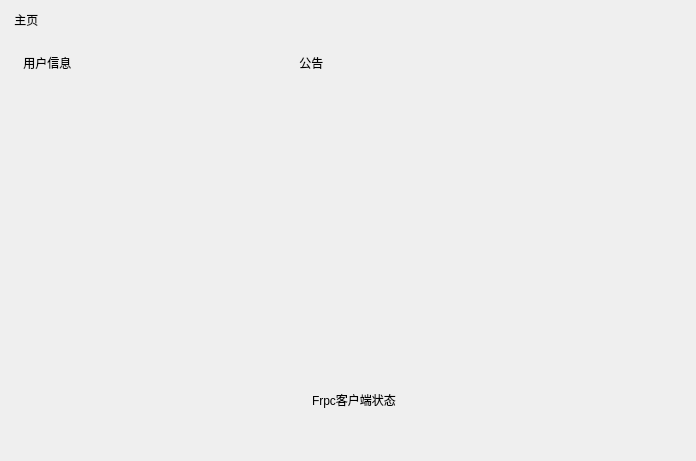
Qt form QtUI/HomePage.ui (LxHTT/MEFrp-Launcher-Qt) before a commit.
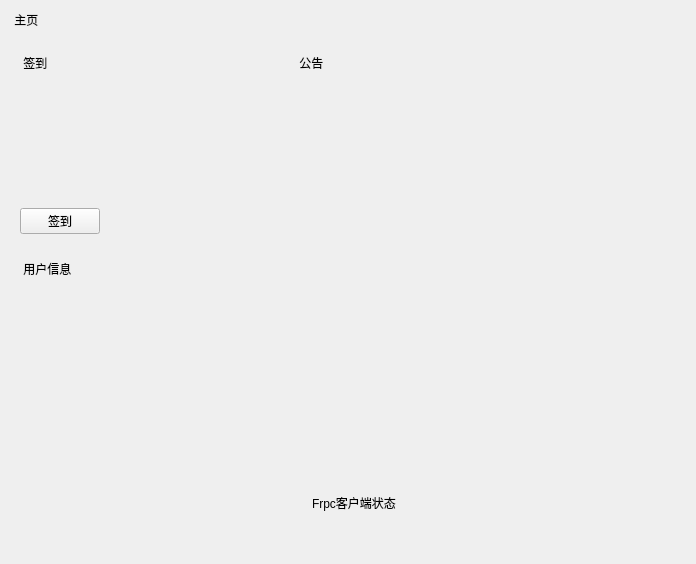
The same form after that commit. Custom widgets are drawn as their Qt base class.

Commit message: Add | user sign

Patch:
```diff
--- a/QtUI/HomePage.ui
+++ b/QtUI/HomePage.ui
@@ -7,7 +7,7 @@
     <x>0</x>
     <y>0</y>
     <width>696</width>
-    <height>461</height>
+    <height>564</height>
    </rect>
   </property>
   <property name="windowTitle">
@@ -30,6 +30,59 @@
      </property>
     </spacer>
    </item>
+   <item row="7" column="1">
+    <widget class="OutlinedCardWidget" name="frpcStatusWidget">
+     <property name="sizePolicy">
+      <sizepolicy hsizetype="Expanding" vsizetype="Fixed">
+       <horstretch>0</horstretch>
+       <verstretch>0</verstretch>
+      </sizepolicy>
+     </property>
+     <property name="minimumSize">
+      <size>
+       <width>0</width>
+       <height>100</height>
+      </size>
+     </property>
+     <property name="maximumSize">
+      <size>
+       <width>16777215</width>
+       <height>100</height>
+      </size>
+     </property>
+     <layout class="QHBoxLayout" name="frpcStatusLayout">
+      <property name="leftMargin">
+       <number>25</number>
+      </property>
+      <item>
+       <widget class="SubtitleLabel" name="frpcStatusTitle">
+        <property name="sizePolicy">
+         <sizepolicy hsizetype="Fixed" vsizetype="Fixed">
+          <horstretch>0</horstretch>
+          <verstretch>0</verstretch>
+         </sizepolicy>
+        </property>
+        <property name="text">
+         <string>Frpc客户端状态</string>
+        </property>
+       </widget>
+      </item>
+      <item>
+       <widget class="BodyLabel" name="frpcStatusContent">
+        <property name="sizePolicy">
+         <sizepolicy hsizetype="Expanding" vsizetype="Expanding">
+          <horstretch>0</horstretch>
+          <verstretch>0</verstretch>
+         </sizepolicy>
+        </property>
+        <property name="text">
+         <string/>
+        </property>
+       </widget>
+      </item>
+     </layout>
+    </widget>
+   </item>
    <item row="0" column="0">
     <widget class="TitleLabel" name="TitleLabel">
      <property name="sizePolicy">
@@ -43,30 +96,35 @@
      </property>
     </widget>
    </item>
-   <item row="2" column="1">
-    <widget class="OutlinedCardWidget" name="announcementWidget">
+   <item row="2" column="0">
+    <widget class="OutlinedCardWidget" name="userSignWidget">
      <property name="sizePolicy">
-      <sizepolicy hsizetype="Expanding" vsizetype="Expanding">
+      <sizepolicy hsizetype="Fixed" vsizetype="Fixed">
        <horstretch>0</horstretch>
        <verstretch>0</verstretch>
       </sizepolicy>
      </property>
-     <layout class="QVBoxLayout" name="verticalLayout">
-      <item>
-       <widget class="SubtitleLabel" name="announcementTitle">
-        <property name="sizePolicy">
-         <sizepolicy hsizetype="Fixed" vsizetype="Fixed">
-          <horstretch>0</horstretch>
-          <verstretch>0</verstretch>
-         </sizepolicy>
-        </property>
-        <property name="text">
-         <string> 公告</string>
-        </property>
-       </widget>
-      </item>
-      <item>
-       <widget class="BodyLabel" name="announcementContent">
+     <property name="minimumSize">
+      <size>
+       <width>270</width>
+       <height>200</height>
+      </size>
+     </property>
+     <property name="maximumSize">
+      <size>
+       <width>16777215</width>
+       <height>200</height>
+      </size>
+     </property>
+     <layout class="QGridLayout" name="gridLayout_2">
+      <property name="leftMargin">
+       <number>9</number>
+      </property>
+      <property name="bottomMargin">
+       <number>11</number>
+      </property>
+      <item row="1" column="0" rowspan="2">
+       <widget class="BodyLabel" name="userSignContent">
         <property name="sizePolicy">
          <sizepolicy hsizetype="Expanding" vsizetype="Expanding">
           <horstretch>0</horstretch>
@@ -78,10 +136,36 @@
         </property>
        </widget>
       </item>
+      <item row="3" column="0">
+       <widget class="TonalPushButton" name="userSignBtn">
+        <property name="sizePolicy">
+         <sizepolicy hsizetype="Fixed" vsizetype="Fixed">
+          <horstretch>0</horstretch>
+          <verstretch>0</verstretch>
+         </sizepolicy>
+        </property>
+        <property name="text">
+         <string>签到</string>
+        </property>
+       </widget>
+      </item>
+      <item row="0" column="0">
+       <widget class="SubtitleLabel" name="userSignTitle">
+        <property name="sizePolicy">
+         <sizepolicy hsizetype="Fixed" vsizetype="Fixed">
+          <horstretch>0</horstretch>
+          <verstretch>0</verstretch>
+         </sizepolicy>
+        </property>
+        <property name="text">
+         <string> 签到</string>
+        </property>
+       </widget>
+      </item>
      </layout>
     </widget>
    </item>
-   <item row="2" column="0" rowspan="2">
+   <item row="3" column="0" rowspan="5">
     <widget class="OutlinedCardWidget" name="userInfoWidget">
      <property name="sizePolicy">
       <sizepolicy hsizetype="Fixed" vsizetype="Expanding">
@@ -95,6 +179,12 @@
        <height>0</height>
       </size>
      </property>
+     <property name="maximumSize">
+      <size>
+       <width>270</width>
+       <height>16777215</height>
+      </size>
+     </property>
      <layout class="QVBoxLayout" name="userInfoWidgetLayout">
       <item>
        <widget class="SubtitleLabel" name="userInfoTitle">
@@ -135,41 +225,43 @@
            <x>0</x>
            <y>0</y>
            <width>252</width>
-           <height>330</height>
+           <height>227</height>
           </rect>
          </property>
+         <layout class="QVBoxLayout" name="userInfoSCFakeLayout">
+          <property name="leftMargin">
+           <number>0</number>
+          </property>
+          <property name="topMargin">
+           <number>0</number>
+          </property>
+          <property name="rightMargin">
+           <number>0</number>
+          </property>
+          <property name="bottomMargin">
+           <number>0</number>
+          </property>
+          <item>
+           <layout class="QVBoxLayout" name="userInfoSCRealLayout"/>
+          </item>
+         </layout>
         </widget>
        </widget>
       </item>
      </layout>
     </widget>
    </item>
-   <item row="3" column="1">
-    <widget class="OutlinedCardWidget" name="frpcStatusWidget">
+   <item row="2" column="1" rowspan="5">
+    <widget class="OutlinedCardWidget" name="announcementWidget">
      <property name="sizePolicy">
-      <sizepolicy hsizetype="Expanding" vsizetype="Fixed">
+      <sizepolicy hsizetype="Expanding" vsizetype="Expanding">
        <horstretch>0</horstretch>
        <verstretch>0</verstretch>
       </sizepolicy>
      </property>
-     <property name="minimumSize">
-      <size>
-       <width>0</width>
-       <height>100</height>
-      </size>
-     </property>
-     <property name="maximumSize">
-      <size>
-       <width>16777215</width>
-       <height>100</height>
-      </size>
-     </property>
-     <layout class="QHBoxLayout" name="horizontalLayout">
-      <property name="leftMargin">
-       <number>25</number>
-      </property>
+     <layout class="QVBoxLayout" name="verticalLayout">
       <item>
-       <widget class="SubtitleLabel" name="frpcStatusTitle">
+       <widget class="SubtitleLabel" name="announcementTitle">
         <property name="sizePolicy">
          <sizepolicy hsizetype="Fixed" vsizetype="Fixed">
           <horstretch>0</horstretch>
@@ -177,12 +269,12 @@
          </sizepolicy>
         </property>
         <property name="text">
-         <string>Frpc客户端状态</string>
+         <string> 公告</string>
         </property>
        </widget>
       </item>
       <item>
-       <widget class="BodyLabel" name="frpcStatusContent">
+       <widget class="BodyLabel" name="announcementContent">
         <property name="sizePolicy">
          <sizepolicy hsizetype="Expanding" vsizetype="Expanding">
           <horstretch>0</horstretch>
@@ -192,6 +284,9 @@
         <property name="text">
          <string/>
         </property>
+        <property name="alignment">
+         <set>Qt::AlignLeading|Qt::AlignLeft|Qt::AlignTop</set>
+        </property>
        </widget>
       </item>
      </layout>
@@ -200,6 +295,16 @@
   </layout>
  </widget>
  <customwidgets>
+  <customwidget>
+   <class>TonalPushButton</class>
+   <extends>FilledPushButton</extends>
+   <header>qmaterialwidgets</header>
+  </customwidget>
+  <customwidget>
+   <class>FilledPushButton</class>
+   <extends>QPushButton</extends>
+   <header>qmaterialwidgets</header>
+  </customwidget>
   <customwidget>
    <class>CardWidget</class>
    <extends>QFrame</extends>
```
The commit also changes 5 other files.
